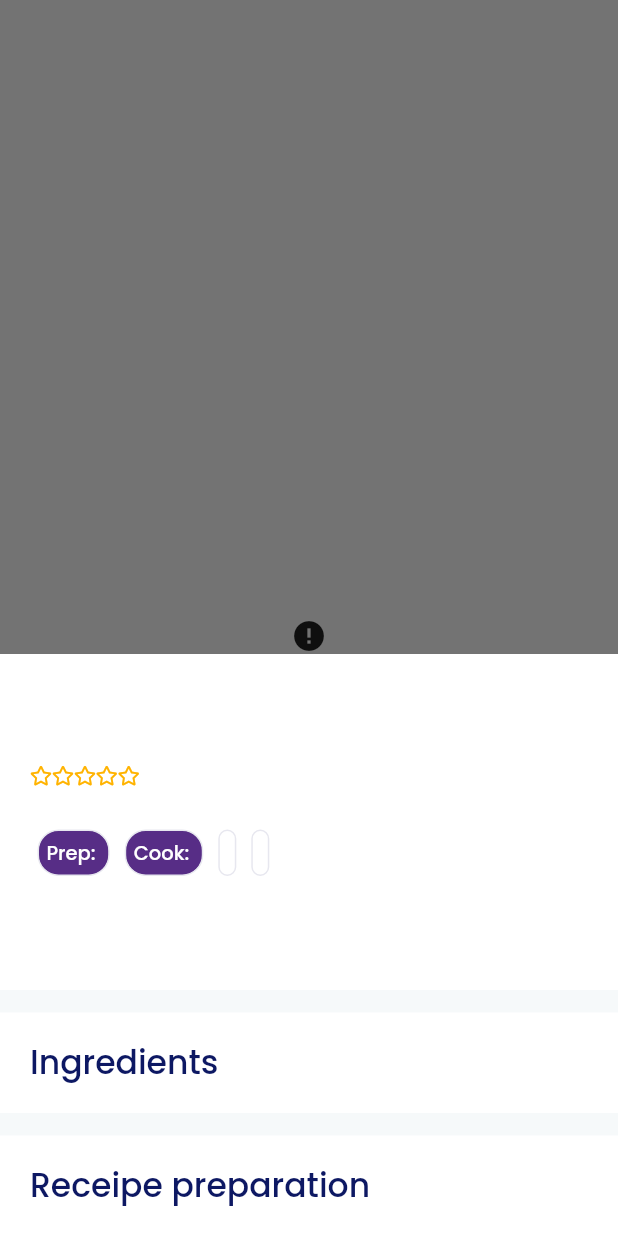
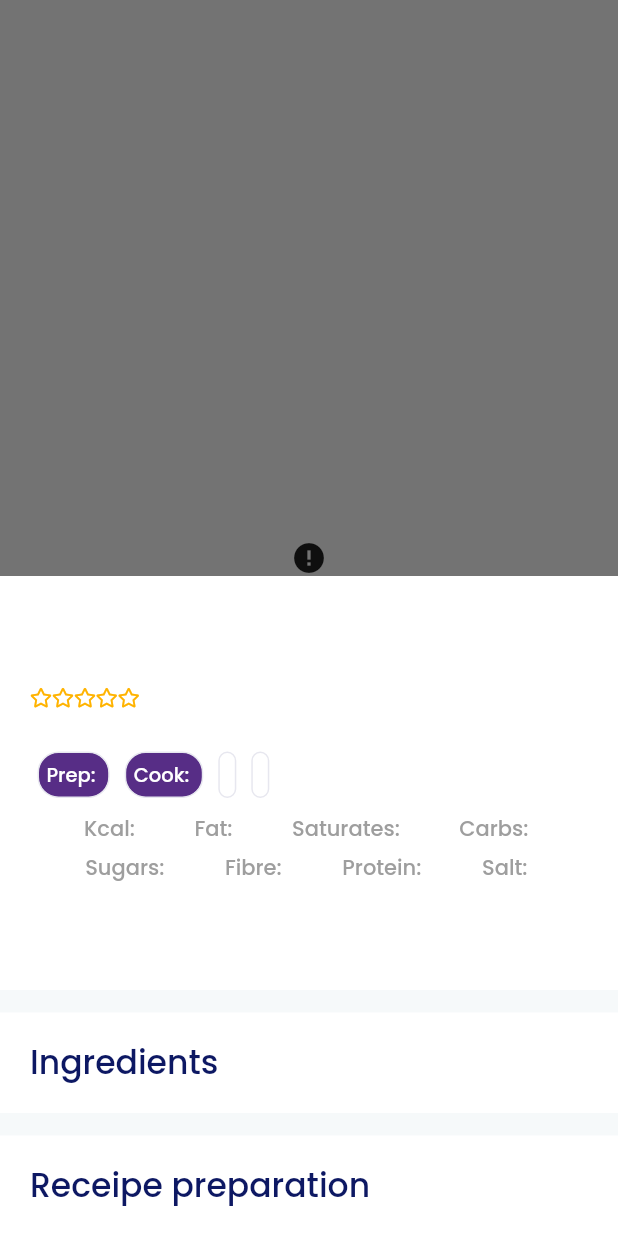
Before and after one commit to LaRoza-dev/Frigo-Frontend, a Flutter app: what openFoodModal() shows on an empty page, opened directly with empty values, on a phone screen of 412 x 824 dp. Run offline on Flutter 3.47's test engine with Material 2 defaults, Android fonts, the phone set to English and light mode, and no system bars; drawn by our look-alikes of cached_network_image; our stand-ins replace auto_size_text, curved_navigation_bar, flutter_dotenv, font_awesome_flutter, form_field_validator, get and 5 more; accounts and stored records are empty; network calls fail.

Commit message:
open food page : nutritions added

```diff
--- a/lib/components/openFood_modal.dart
+++ b/lib/components/openFood_modal.dart
@@ -77,7 +77,8 @@ Future<dynamic> openFoodModal(BuildContext context, RecipeModel recipe) {
                           IconButton(
                             icon: Icon(
                               FontAwesomeIcons.solidTimesCircle,
-                              color: Colors.grey,size: 30,
+                              color: Colors.grey,
+                              size: 30,
                             ),
                             onPressed: () {
                               Get.back();
@@ -108,24 +109,72 @@ Future<dynamic> openFoodModal(BuildContext context, RecipeModel recipe) {
                           ),
                           Padding(
                             padding: const EdgeInsets.symmetric(vertical: 12),
-                            child: Row(children: rating(recipe.stars),),
+                            child: Row(
+                              children: rating(recipe.stars),
+                            ),
                           ),
                           Padding(
                             padding: const EdgeInsets.symmetric(vertical: 12),
-                            child: Wrap(
-                              // mainAxisAlignment: MainAxisAlignment.spaceBetween,
+                            child: Column(crossAxisAlignment: CrossAxisAlignment.start,
+                              children: [
+                                Wrap(
                                   children: [
                                     FoodTag(
                                       text: "Prep: ${recipe.prepTime}",
                                       color: kButtonColor,
                                       textColor: Colors.white,
-                                ),FoodTag(
+                                    ),
+                                    FoodTag(
                                       text: "Cook: ${recipe.cookTime}",
                                       color: kButtonColor,
                                       textColor: Colors.white,
                                     ),
                                     FoodTag(text: recipe.serves),
                                     FoodTag(text: recipe.skill),
+                                  ],
+                                ),
+                                Padding(
+                                  padding: const EdgeInsets.symmetric(vertical: 5),
+                                  child: Row(mainAxisAlignment: MainAxisAlignment.spaceEvenly,
+                                    children: [
+                                      Text(
+                                        "Kcal: ${recipe.nutritions["kcal"]}",
+                                        style: kNutrition,
+                                      ),
+                                      Text(
+                                        "Fat: ${recipe.nutritions["fat"]}",
+                                        style: kNutrition,
+                                      ),
+                                      Text(
+                                        "Saturates: ${recipe.nutritions["saturates"]}",
+                                        style: kNutrition,
+                                      ),
+                                      Text(
+                                        "Carbs: ${recipe.nutritions["carbs"]}",
+                                        style: kNutrition,
+                                      ),
+                                    ],
+                                  ),
+                                ),Row(mainAxisAlignment: MainAxisAlignment.spaceEvenly,
+                                  children: [
+                                    Text(
+                                      "Sugars: ${recipe.nutritions["sugars"]}",
+                                      style: kNutrition,
+                                    ),
+                                    Text(
+                                      "Fibre: ${recipe.nutritions["fibre"]}",
+                                      style: kNutrition,
+                                    ),
+                                    Text(
+                                      "Protein: ${recipe.nutritions["protein"]}",
+                                      style: kNutrition,
+                                    ),
+                                    Text(
+                                      "Salt: ${recipe.nutritions["salt"]}",
+                                      style: kNutrition,
+                                    ),
+                                  ],
+                                ),
                               ],
                             ),
                           ),
--- a/lib/constants.dart
+++ b/lib/constants.dart
@@ -62,3 +62,8 @@ const kFormField = TextStyle(
     fontSize: 13.0,
     fontWeight: FontWeight.w300,
     fontFamily: 'Poppins');
+
+const kNutrition = TextStyle(
+  color: kFieldTextColor,
+  fontFamily: 'Poppins',
+);
```
Lines whose indentation alone changed are shown as unchanged.
